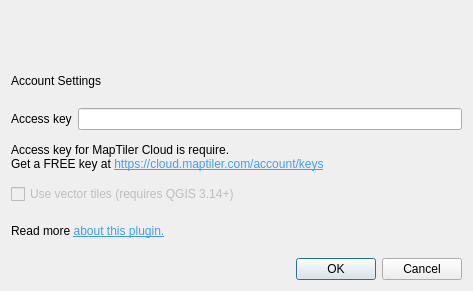
First picture: the form in configue_dialog_base.ui, repository maptiler/qgis-maptiler-plugin, before the edit.
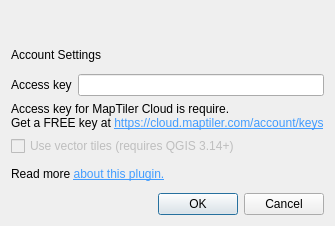
Second picture: the form after the edit. Icons and pictures are not drawn.

The edit to the form file:
```diff
--- a/configue_dialog_base.ui
+++ b/configue_dialog_base.ui
@@ -6,12 +6,12 @@
    <rect>
     <x>0</x>
     <y>0</y>
-    <width>473</width>
-    <height>291</height>
+    <width>323</width>
+    <height>226</height>
    </rect>
   </property>
   <property name="sizePolicy">
-   <sizepolicy hsizetype="Preferred" vsizetype="Preferred">
+   <sizepolicy hsizetype="Fixed" vsizetype="Fixed">
     <horstretch>0</horstretch>
     <verstretch>0</verstretch>
    </sizepolicy>
@@ -24,8 +24,8 @@
   </property>
   <property name="maximumSize">
    <size>
-    <width>16777215</width>
-    <height>16777215</height>
+    <width>323</width>
+    <height>226</height>
    </size>
   </property>
   <property name="windowTitle">
```
